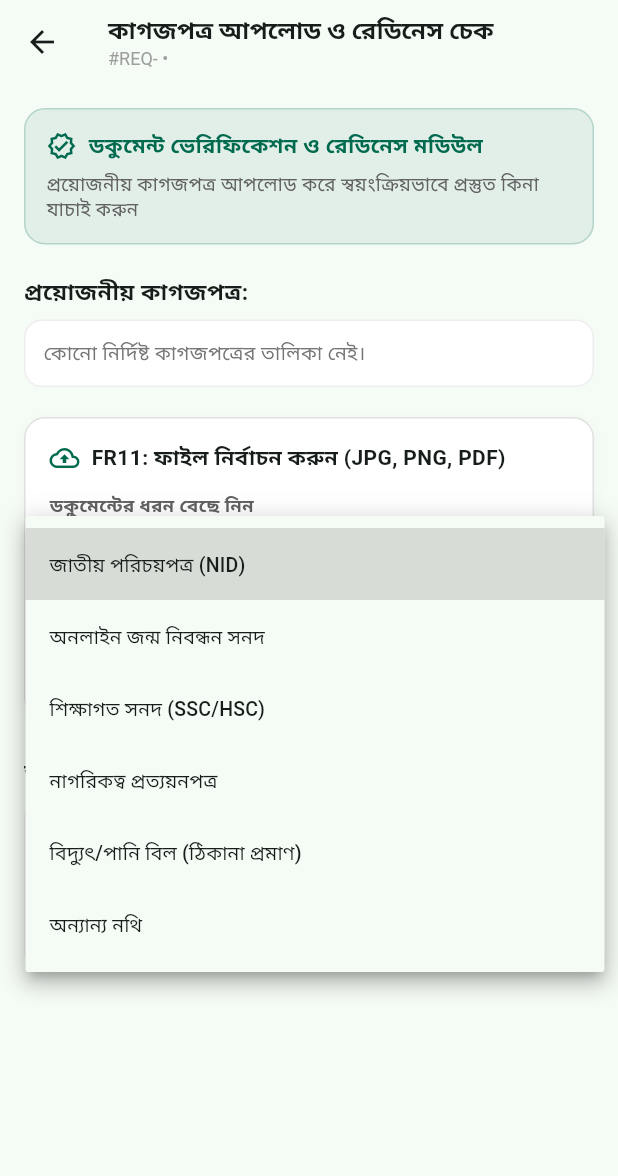
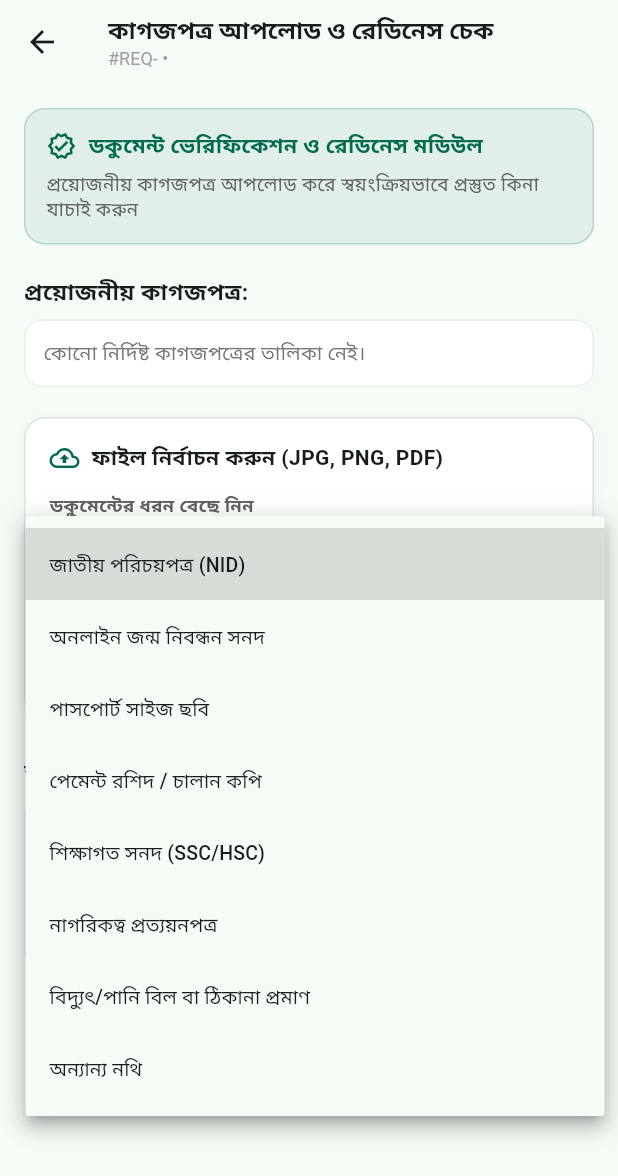
Before and after one commit to mahmudakash149/Sahajjo---Ai-Gov-Service, a Flutter app: the DocumentUploadScreen screen opened directly with empty values, after a tap on "জাতীয় পরিচয়পত্র (NID)", on a phone screen of 412 x 824 dp. Shown: the top 1176 px of the screen. Run offline on Flutter 3.47's test engine with Material 3 defaults, Android fonts, the phone set to English and light mode, and no system bars; our stand-ins replace file_picker, flutter_secure_storage; accounts and stored records are empty.

Commit message:
feat(ui): tailor document dropdown per service and remove internal FR labels

```diff
--- a/frontend/lib/l10n/strings.dart
+++ b/frontend/lib/l10n/strings.dart
@@ -134,7 +134,7 @@ class S {
   String get verifyOtpOnly => _t('ওটিপি যাচাই করুন', 'Verify OTP');
 
   // Document Upload & Readiness (FR11 - FR15)
-  String get uploadDocsBtn => _t('কাগজপত্র আপলোড করুন (FR11-FR15)', 'Upload Documents (FR11-FR15)');
+  String get uploadDocsBtn => _t('কাগজপত্র আপলোড করুন', 'Upload Documents');
   String get docUploadTitle => _t('কাগজপত্র আপলোড ও রেডিনেস চেক', 'Document Upload & Readiness Check');
   String get docUploadSubtitle => _t('প্রয়োজনীয় কাগজপত্র আপলোড করে স্বয়ংক্রিয়ভাবে প্রস্তুত কিনা যাচাই করুন', 'Upload required documents to automatically verify your readiness');
   String get selectDocType => _t('ডকুমেন্টের ধরন বেছে নিন', 'Select Document Type');
--- a/frontend/lib/screens/document_upload_screen.dart
+++ b/frontend/lib/screens/document_upload_screen.dart
@@ -26,33 +26,81 @@ class DocumentUploadScreen extends StatefulWidget {
 }
 
 class _DocumentUploadScreenState extends State<DocumentUploadScreen> {
-  String _selectedDocType = 'NID';
+  late String _selectedDocType;
+  late List<Map<String, String>> _docTypes;
   final List<Map<String, dynamic>> _uploadedFiles = [];
   Map<String, dynamic>? _readinessReport;
   bool _loadingDocs = true;
   bool _uploading = false;
   bool _checkingReadiness = false;
 
-  final List<Map<String, String>> _docTypes = [
-    {'key': 'NID', 'bn': 'জাতীয় পরিচয়পত্র (NID)', 'en': 'National ID (NID)'},
-    {'key': 'BIRTH_CERT', 'bn': 'অনলাইন জন্ম নিবন্ধন সনদ', 'en': 'Online Birth Certificate'},
-    {'key': 'EDUCATIONAL', 'bn': 'শিক্ষাগত সনদ (SSC/HSC)', 'en': 'Educational Certificate (SSC/HSC)'},
-    {'key': 'CITIZENSHIP', 'bn': 'নাগরিকত্ব প্রত্যয়নপত্র', 'en': 'Citizenship Certificate'},
-    {'key': 'UTILITY_BILL', 'bn': 'বিদ্যুৎ/পানি বিল (ঠিকানা প্রমাণ)', 'en': 'Utility Bill (Address Proof)'},
-    {'key': 'OTHER', 'bn': 'অন্যান্য নথি', 'en': 'Other Document'},
-  ];
+  static const Map<String, Map<String, String>> _allDocTypeCatalog = {
+    'NID': {'key': 'NID', 'bn': 'জাতীয় পরিচয়পত্র (NID)', 'en': 'National ID (NID)'},
+    'BIRTH_CERT': {'key': 'BIRTH_CERT', 'bn': 'অনলাইন জন্ম নিবন্ধন সনদ', 'en': 'Online Birth Certificate'},
+    'PHOTO': {'key': 'PHOTO', 'bn': 'পাসপোর্ট সাইজ ছবি', 'en': 'Passport Size Photograph'},
+    'CHALLAN': {'key': 'CHALLAN', 'bn': 'পেমেন্ট রশিদ / চালান কপি', 'en': 'Payment Receipt / Challan'},
+    'EDUCATIONAL': {'key': 'EDUCATIONAL', 'bn': 'শিক্ষাগত সনদ (SSC/HSC)', 'en': 'Educational Certificate (SSC/HSC)'},
+    'CITIZENSHIP': {'key': 'CITIZENSHIP', 'bn': 'নাগরিকত্ব প্রত্যয়নপত্র', 'en': 'Citizenship Certificate'},
+    'UTILITY_BILL': {'key': 'UTILITY_BILL', 'bn': 'বিদ্যুৎ/পানি বিল বা ঠিকানা প্রমাণ', 'en': 'Utility Bill / Address Proof'},
+    'PASSPORT': {'key': 'PASSPORT', 'bn': 'পাসপোর্ট কপি', 'en': 'Passport Copy'},
+    'LAND_DEED': {'key': 'LAND_DEED', 'bn': 'জমির দলিল / খতিয়ান / নামজারি', 'en': 'Land Deed / Khatian / Mutation'},
+    'TRADE_LICENSE': {'key': 'TRADE_LICENSE', 'bn': 'ট্রেড লাইসেন্স / ব্যবসার নথি', 'en': 'Trade License / Business Doc'},
+    'MEDICAL_CERT': {'key': 'MEDICAL_CERT', 'bn': 'টিকা কার্ড / মেডিকেল সনদ', 'en': 'EPI Card / Medical Certificate'},
+    'DRIVING_LICENSE': {'key': 'DRIVING_LICENSE', 'bn': 'ড্রাইভিং / লার্নার লাইসেন্স', 'en': 'Driving / Learner License'},
+    'TIN_CERT': {'key': 'TIN_CERT', 'bn': 'টিআইএন (TIN) সনদ', 'en': 'TIN Certificate'},
+    'OTHER': {'key': 'OTHER', 'bn': 'অন্যান্য নথি', 'en': 'Other Document'},
+  };
+
+  static const Map<int, List<String>> _serviceDocTypeKeys = {
+    1: ['BIRTH_CERT', 'NID', 'MEDICAL_CERT', 'UTILITY_BILL', 'PHOTO', 'CHALLAN'],
+    2: ['NID', 'BIRTH_CERT', 'EDUCATIONAL', 'CITIZENSHIP', 'UTILITY_BILL', 'PHOTO', 'CHALLAN'],
+    3: ['NID', 'BIRTH_CERT', 'PASSPORT', 'CITIZENSHIP', 'UTILITY_BILL', 'PHOTO', 'CHALLAN'],
+    4: ['NID', 'LAND_DEED', 'UTILITY_BILL', 'PHOTO', 'CHALLAN'],
+    5: ['NID', 'TRADE_LICENSE', 'UTILITY_BILL', 'PHOTO', 'CHALLAN'],
+    6: ['NID', 'BIRTH_CERT', 'MEDICAL_CERT', 'CITIZENSHIP', 'CHALLAN'],
+    7: ['NID', 'DRIVING_LICENSE', 'MEDICAL_CERT', 'EDUCATIONAL', 'PHOTO', 'CHALLAN'],
+    8: ['NID', 'TIN_CERT', 'TRADE_LICENSE', 'UTILITY_BILL', 'PHOTO'],
+  };
+
+  List<Map<String, String>> _buildServiceDocTypes() {
+    final keys = List<String>.from(
+      _serviceDocTypeKeys[widget.serviceId] ??
+          ['NID', 'BIRTH_CERT', 'PHOTO', 'CHALLAN', 'EDUCATIONAL', 'CITIZENSHIP', 'UTILITY_BILL'],
+    );
+
+    // Ensure any requiredDocuments keywords are also represented in the dropdown
+    final reqJoined = widget.requiredDocuments.join(' ').toLowerCase();
+    void ensureKey(String key, List<String> triggers) {
+      if (!keys.contains(key) && triggers.any((t) => reqJoined.contains(t))) {
+        keys.add(key);
+      }
+    }
+
+    ensureKey('NID', ['nid', 'national id', 'জাতীয় পরিচয়পত্র', 'এনআইডি']);
+    ensureKey('BIRTH_CERT', ['birth', 'জন্ম']);
+    ensureKey('PHOTO', ['photo', 'ছবি']);
+    ensureKey('CHALLAN', ['challan', 'receipt', 'payment', 'চালান', 'রশিদ']);
+    ensureKey('EDUCATIONAL', ['ssc', 'hsc', 'educational', 'শিক্ষাগত']);
+    ensureKey('CITIZENSHIP', ['citizenship', 'নাগরিকত্ব']);
+    ensureKey('UTILITY_BILL', ['utility', 'holding', 'rental', 'বিল', 'হোল্ডিং']);
+
+    if (!keys.contains('OTHER')) keys.add('OTHER');
+    return keys
+        .where((k) => _allDocTypeCatalog.containsKey(k))
+        .map((k) => _allDocTypeCatalog[k]!)
+        .toList();
+  }
 
   @override
   void initState() {
     super.initState();
+    _docTypes = _buildServiceDocTypes();
+    _selectedDocType = _docTypes.first['key']!;
     WidgetsBinding.instance.addPostFrameCallback((_) => _loadDocuments());
   }
 
   String _docTitle(String docType, bool isBn) {
-    final match = _docTypes.firstWhere(
-      (d) => d['key'] == docType,
-      orElse: () => _docTypes.last,
-    );
+    final match = _allDocTypeCatalog[docType] ?? _allDocTypeCatalog['OTHER']!;
     return isBn ? match['bn']! : match['en']!;
   }
 
@@ -320,7 +368,7 @@ class _DocumentUploadScreenState extends State<DocumentUploadScreen> {
                     const Icon(Icons.cloud_upload_outlined, color: Color(0xFF006A4E), size: 20),
                     const SizedBox(width: 8),
                     Text(
-                      'FR11: ${s.chooseFile}',
+                      s.chooseFile,
                       style: const TextStyle(fontWeight: FontWeight.bold, fontSize: 14),
                     ),
                   ],
@@ -591,7 +639,7 @@ class _DocumentUploadScreenState extends State<DocumentUploadScreen> {
             mainAxisAlignment: MainAxisAlignment.spaceBetween,
             children: [
               Text(
-                isBn ? 'রেডিনেস রিপোর্ট (FR15)' : 'Readiness Report (FR15)',
+                isBn ? 'রেডিনেস রিপোর্ট' : 'Readiness Report',
                 style: TextStyle(
                   fontWeight: FontWeight.bold,
                   fontSize: 15,
@@ -619,7 +667,7 @@ class _DocumentUploadScreenState extends State<DocumentUploadScreen> {
 
           // FR13: Missing Document Detection
           Text(
-            isBn ? '১. অনুপস্থিত ডকুমেন্টস (FR13):' : '1. Missing Documents (FR13):',
+            isBn ? '১. অনুপস্থিত ডকুমেন্টস:' : '1. Missing Documents:',
             style: const TextStyle(fontWeight: FontWeight.bold, fontSize: 13),
           ),
           const SizedBox(height: 4),
@@ -643,7 +691,7 @@ class _DocumentUploadScreenState extends State<DocumentUploadScreen> {
 
           // FR14: Document Mismatch Detection
           Text(
-            isBn ? '২. তথ্যের গরমিল ও অসঙ্গতি (FR14):' : '2. Information Mismatch (FR14):',
+            isBn ? '২. তথ্যের গরমিল ও অসঙ্গতি:' : '2. Information Mismatch:',
             style: const TextStyle(fontWeight: FontWeight.bold, fontSize: 13),
           ),
           const SizedBox(height: 4),
```
